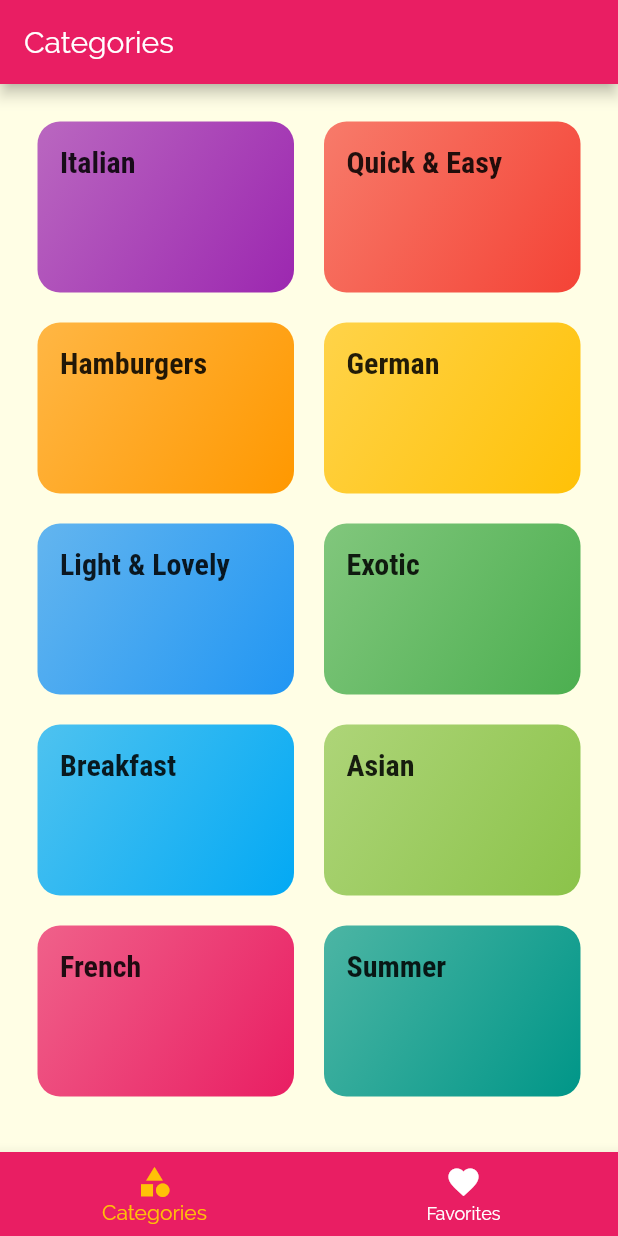
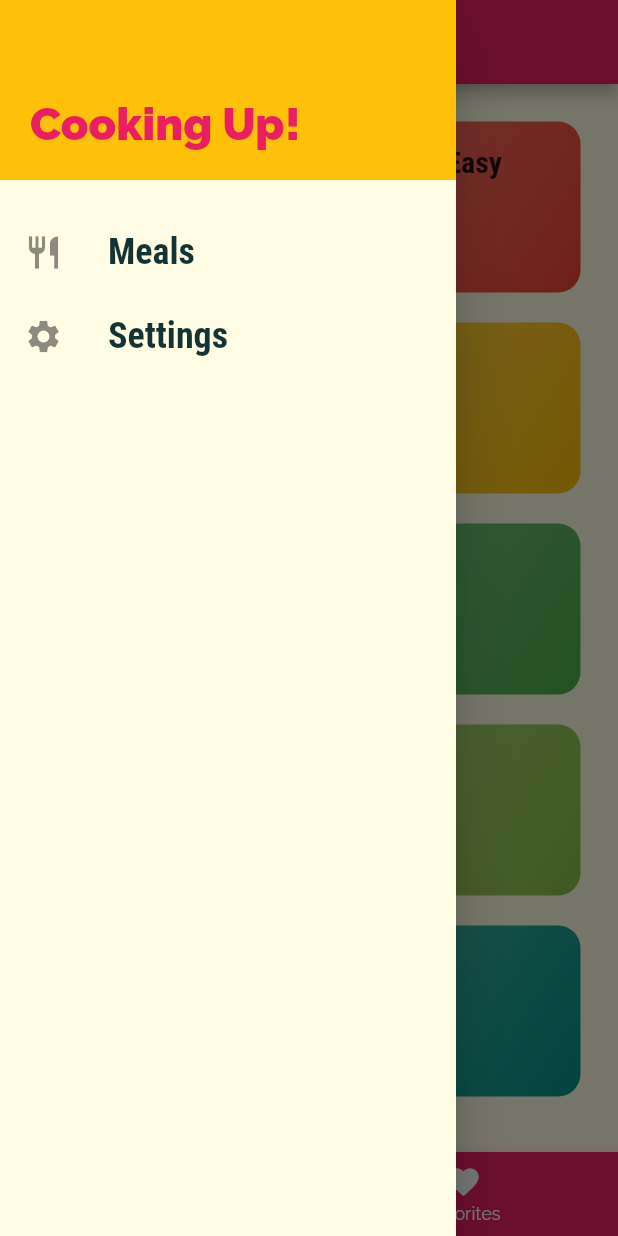
Before and after one commit to pankaj-nikam/nav_meals, a Flutter app: the screen it shows after launch, with the side drawer open (before the commit the screen has no drawer), on a phone screen of 412 x 824 dp. Run offline on Flutter 3.47's test engine with Material 2 defaults, Android fonts, the phone set to English and light mode, and no system bars; Roboto replaces fonts that are missing (Roboto Condensed).

Commit message:
Added drawer.

```diff
--- a/lib/screens/tabs_screen.dart
+++ b/lib/screens/tabs_screen.dart
@@ -1,4 +1,5 @@
 import 'package:flutter/material.dart';
+import 'package:nav_meals/widgets/main_drawer.dart';
 import 'categories_screen.dart';
 import 'favorites_screen.dart';
 
@@ -27,6 +28,7 @@ class _TabsScreenState extends State<TabsScreen> {
       appBar: AppBar(
         title: Text(_pages[_selectedPageIndex]['title']),
       ),
+      drawer: MainDrawer(),
       body: _pages[_selectedPageIndex]['page'] as Widget,
       bottomNavigationBar: BottomNavigationBar(
         onTap: _selectPage,
--- /dev/null
+++ b/lib/widgets/main_drawer.dart
@@ -0,0 +1,53 @@
+import 'package:flutter/material.dart';
+
+class MainDrawer extends StatelessWidget {
+  Widget _buildListTile(String title, IconData icon, Function method) {
+    return ListTile(
+      leading: Icon(
+        icon,
+        size: 26,
+      ),
+      title: Text(
+        title,
+        style: TextStyle(
+          fontFamily: 'Roboto Condensed',
+          fontSize: 24,
+          fontWeight: FontWeight.bold,
+        ),
+      ),
+      onTap: () {
+        //Go to different page.
+      },
+    );
+  }
+
+  @override
+  Widget build(BuildContext context) {
+    return Drawer(
+      child: Column(
+        children: [
+          Container(
+            height: 120,
+            width: double.infinity,
+            padding: EdgeInsets.all(20),
+            alignment: Alignment.bottomLeft,
+            color: Theme.of(context).accentColor,
+            child: Text(
+              'Cooking Up!',
+              style: TextStyle(
+                fontWeight: FontWeight.w900,
+                fontSize: 30,
+                color: Theme.of(context).primaryColor,
+              ),
+            ),
+          ),
+          SizedBox(
+            height: 20,
+          ),
+          _buildListTile('Meals', Icons.restaurant, () {}),
+          _buildListTile('Settings', Icons.settings, () {}),
+        ],
+      ),
+    );
+  }
+}
```
